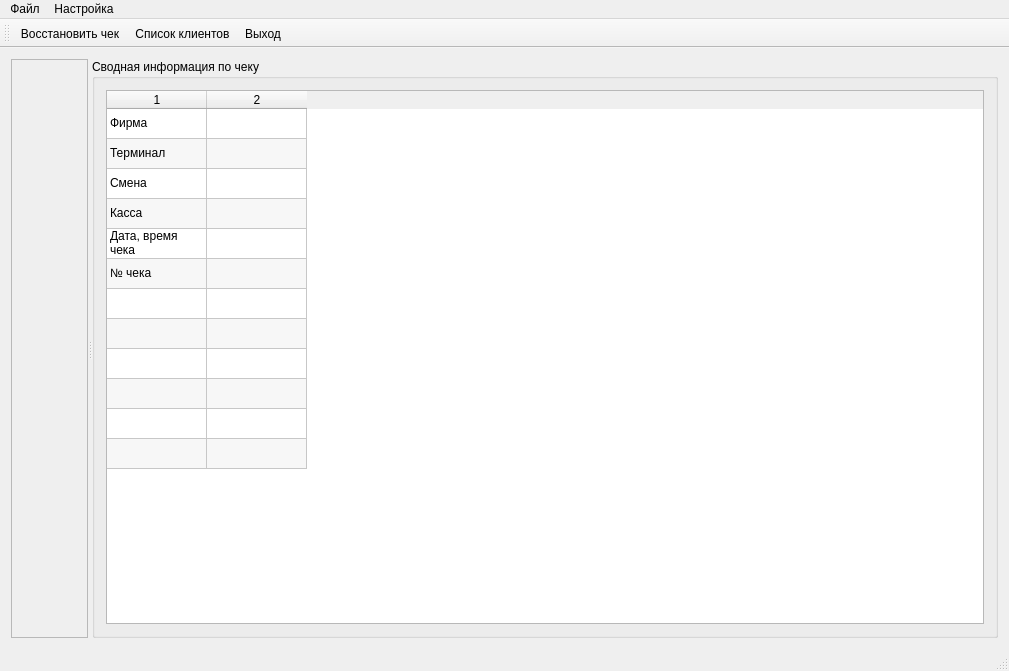
First picture: the form in mainwindow.ui, repository rust3128/CheckRecoveryWizard, before the edit.
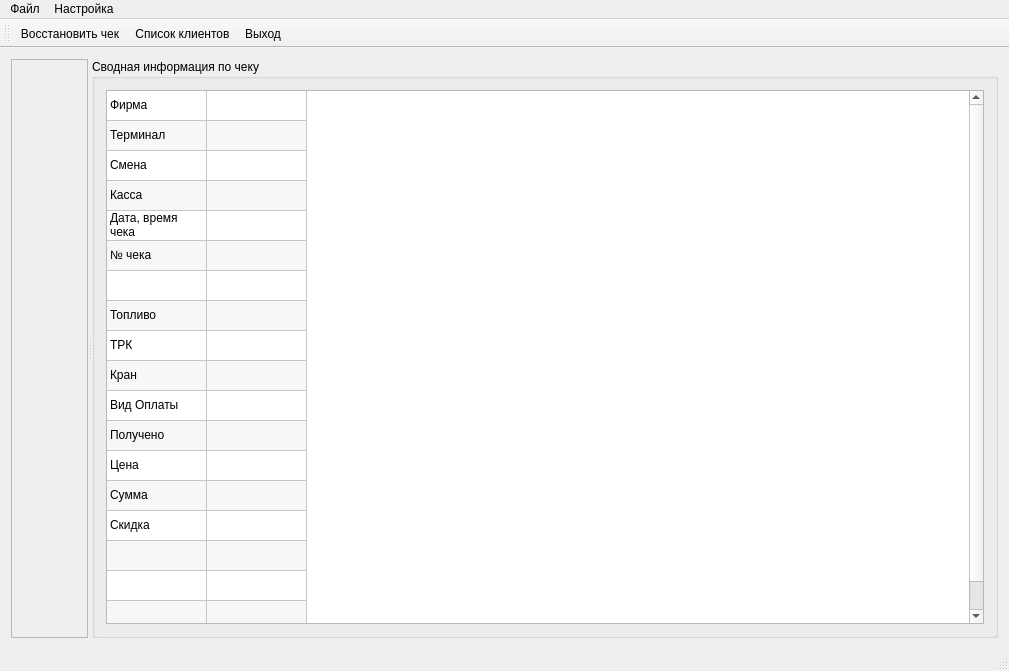
Second picture: the form after the edit. Icons and pictures are not drawn.

```diff
--- a/mainwindow.ui
+++ b/mainwindow.ui
@@ -65,13 +65,13 @@
            <enum>QAbstractItemView::SelectRows</enum>
           </property>
           <property name="rowCount">
-           <number>12</number>
+           <number>18</number>
           </property>
           <property name="columnCount">
            <number>2</number>
           </property>
           <attribute name="horizontalHeaderVisible">
-           <bool>true</bool>
+           <bool>false</bool>
           </attribute>
           <attribute name="verticalHeaderVisible">
            <bool>false</bool>
@@ -88,6 +88,12 @@
           <row/>
           <row/>
           <row/>
+          <row/>
+          <row/>
+          <row/>
+          <row/>
+          <row/>
+          <row/>
           <column/>
           <column/>
           <item row="0" column="0">
@@ -120,6 +126,46 @@
             <string>№ чека</string>
            </property>
           </item>
+          <item row="7" column="0">
+           <property name="text">
+            <string>Топливо</string>
+           </property>
+          </item>
+          <item row="8" column="0">
+           <property name="text">
+            <string>ТРК</string>
+           </property>
+          </item>
+          <item row="9" column="0">
+           <property name="text">
+            <string>Кран</string>
+           </property>
+          </item>
+          <item row="10" column="0">
+           <property name="text">
+            <string>Вид Оплаты</string>
+           </property>
+          </item>
+          <item row="11" column="0">
+           <property name="text">
+            <string>Получено</string>
+           </property>
+          </item>
+          <item row="12" column="0">
+           <property name="text">
+            <string>Цена</string>
+           </property>
+          </item>
+          <item row="13" column="0">
+           <property name="text">
+            <string>Сумма</string>
+           </property>
+          </item>
+          <item row="14" column="0">
+           <property name="text">
+            <string>Скидка</string>
+           </property>
+          </item>
          </widget>
         </item>
        </layout>
```
